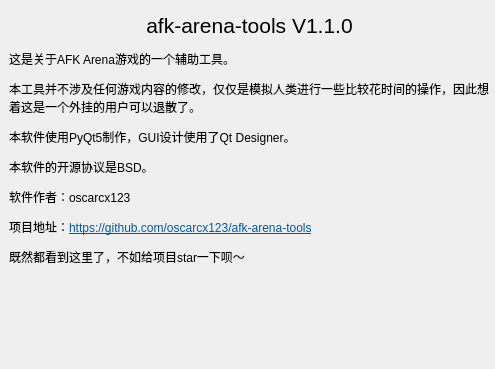
The window that about_gui.ui (oscarcx123/afk-arena-tools) describes before a commit, drawn with Qt 5.
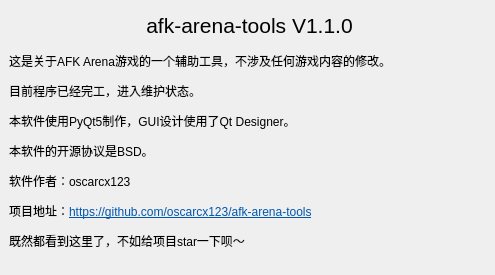
The same window after the commit.

Diff of the .ui file:
```diff
--- a/about_gui.ui
+++ b/about_gui.ui
@@ -7,7 +7,7 @@
     <x>0</x>
     <y>0</y>
     <width>495</width>
-    <height>369</height>
+    <height>275</height>
    </rect>
   </property>
   <property name="windowTitle">
@@ -40,11 +40,11 @@
      <x>9</x>
      <y>48</y>
      <width>481</width>
-     <height>301</height>
+     <height>221</height>
     </rect>
    </property>
    <property name="text">
-    <string>&lt;html&gt;&lt;head/&gt;&lt;body&gt;&lt;p&gt;这是关于AFK Arena游戏的一个辅助工具。&lt;/p&gt;&lt;p&gt;本工具并不涉及任何游戏内容的修改，仅仅是模拟人类进行一些比较花时间的操作，因此想着这是一个外挂的用户可以退散了。&lt;/p&gt;&lt;p&gt;本软件使用PyQt5制作，GUI设计使用了Qt Designer。&lt;/p&gt;&lt;p&gt;本软件的开源协议是BSD。&lt;/p&gt;&lt;p&gt;软件作者：oscarcx123&lt;/p&gt;&lt;p&gt;项目地址：&lt;a href=&quot;https://github.com/oscarcx123/fraction-calc&quot;&gt;&lt;span style=&quot; text-decoration: underline; color:#0057ae;&quot;&gt;https://github.com/oscarcx123/afk-arena-tools&lt;/span&gt;&lt;/a&gt;&lt;/p&gt;&lt;p&gt;既然都看到这里了，不如给项目star一下呗～&lt;/p&gt;&lt;p&gt;&lt;br/&gt;&lt;/p&gt;&lt;p&gt;&lt;br/&gt;&lt;/p&gt;&lt;/body&gt;&lt;/html&gt;</string>
+    <string>&lt;html&gt;&lt;head/&gt;&lt;body&gt;&lt;p&gt;这是关于AFK Arena游戏的一个辅助工具，不涉及任何游戏内容的修改。&lt;/p&gt;&lt;p&gt;目前程序已经完工，进入维护状态。&lt;/p&gt;&lt;p&gt;本软件使用PyQt5制作，GUI设计使用了Qt Designer。&lt;/p&gt;&lt;p&gt;本软件的开源协议是BSD。&lt;/p&gt;&lt;p&gt;软件作者：oscarcx123&lt;/p&gt;&lt;p&gt;项目地址：&lt;a href=&quot;https://github.com/oscarcx123/fraction-calc&quot;&gt;&lt;span style=&quot; text-decoration: underline; color:#0057ae;&quot;&gt;https://github.com/oscarcx123/afk-arena-tools&lt;/span&gt;&lt;/a&gt;&lt;/p&gt;&lt;p&gt;既然都看到这里了，不如给项目star一下呗～&lt;br/&gt;&lt;/p&gt;&lt;/body&gt;&lt;/html&gt;</string>
    </property>
    <property name="alignment">
     <set>Qt::AlignLeading|Qt::AlignLeft|Qt::AlignVCenter</set>
```
